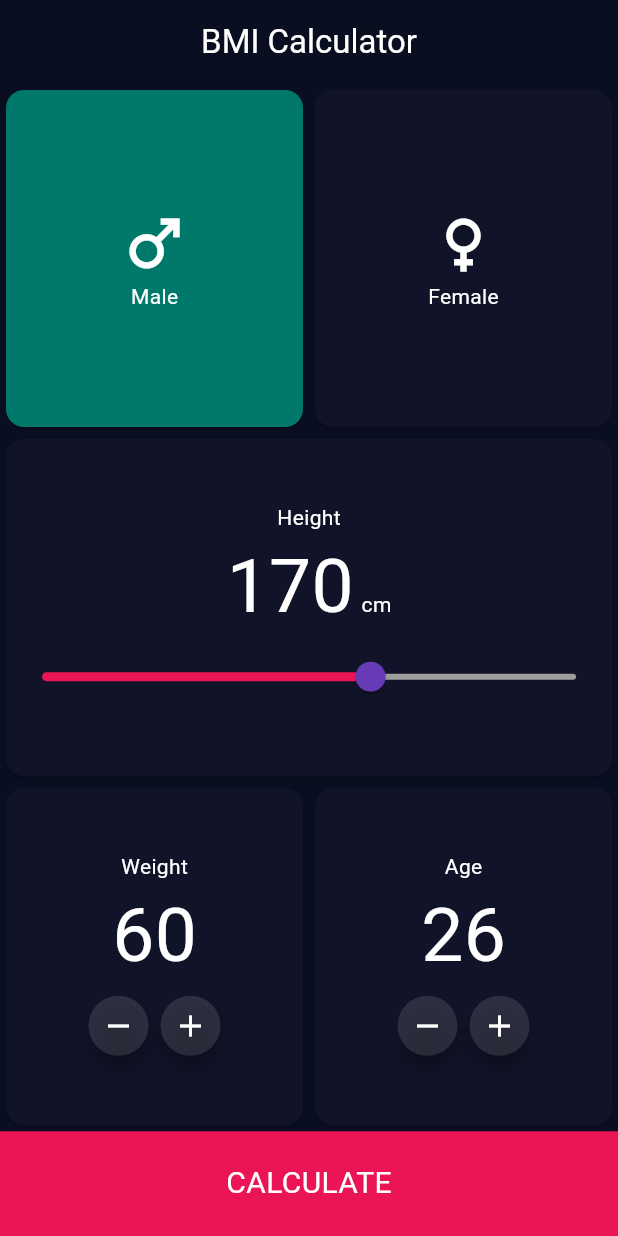
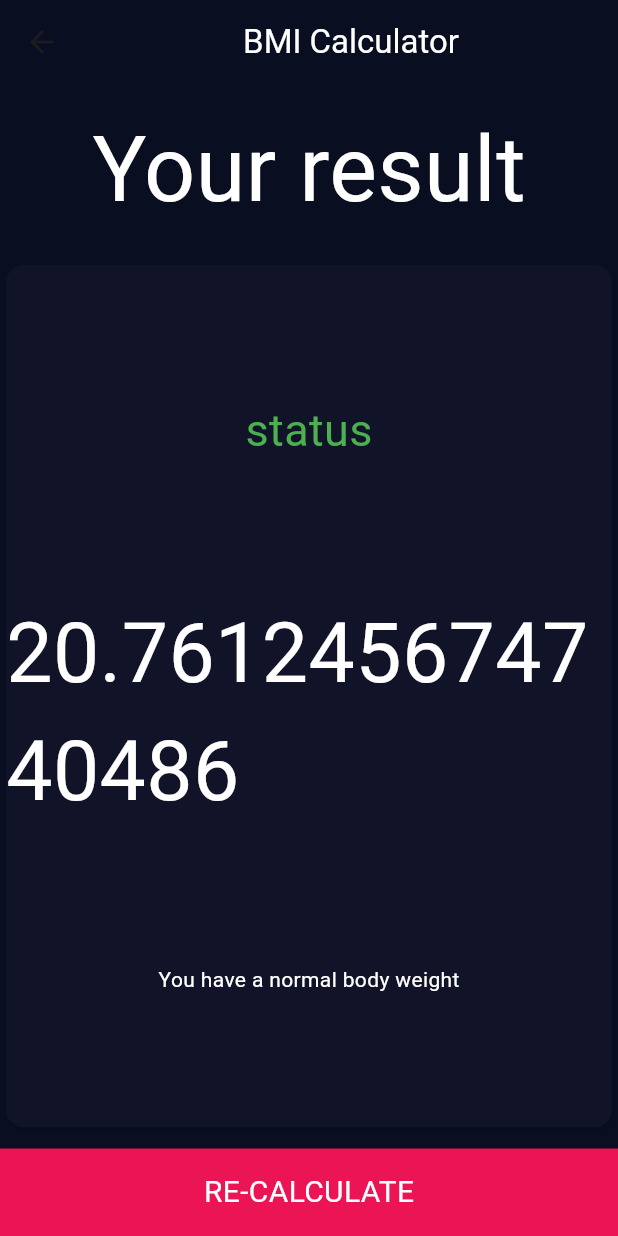
Before and after one commit to Seyam7/bmi_flutter, a Flutter app: the screen it shows after launch, after a tap on "CALCULATE", on a phone screen of 412 x 824 dp. Run offline on Flutter 3.47's test engine with Material 3 defaults, Android fonts, the phone set to English and light mode, and no system bars.

Commit message:
result showed successfully

```diff
--- a/lib/home_page.dart
+++ b/lib/home_page.dart
@@ -1,3 +1,4 @@
+import 'package:bmi_flutter/result_page.dart';
 import 'package:flutter/material.dart';
 import 'package:flutter/widgets.dart';
 
@@ -12,7 +13,7 @@ class _HomePageState extends State<HomePage> {
   Color bgColor = Color(0xff0A0E21);
   Color cardColor = Color(0xff111328);
   Color buttonColor = Color(0xffEB1555);
-  Color fontColor = Color(0xff9D9EA6);
+
   bool isMale=true;
   int weight=60;
   int age = 26;
@@ -217,7 +218,9 @@ class _HomePageState extends State<HomePage> {
                 double h  = height/100;
                 double hSquare = h*h;
                 double result = weight/hSquare;
+                //String res=result.toStringAsFixed(2);
                 print('Our result is: ${result}');
+                Navigator.push(context, MaterialPageRoute(builder: (context)=> ResultPage(result)));
               },
               child: Container(
                 color: buttonColor,
--- /dev/null
+++ b/lib/result_page.dart
@@ -0,0 +1,76 @@
+import 'package:flutter/material.dart';
+
+class ResultPage extends StatelessWidget {
+
+  Color bgColor = Color(0xff0A0E21);
+  Color cardColor = Color(0xff111328);
+  Color buttonColor = Color(0xffEB1555);
+
+  late final double result;
+  ResultPage(this.result);
+
+  @override
+  Widget build(BuildContext context) {
+    String status;
+    if(result > 18.5){
+      status='Underweight';
+    }
+    else if(result>=18.5 && 25>result){
+      status='Normal';
+    }
+    else if(result>=25){
+      status='Overweight';
+    }
+    return Scaffold(
+      backgroundColor: bgColor,
+      appBar: AppBar(
+        backgroundColor: bgColor,
+        title: Center(
+          child: Text(
+            'BMI Calculator',
+            style: TextStyle(
+              color: Colors.white,
+            ),
+          ),
+        ),
+      ),
+      body: Column(
+        mainAxisAlignment: MainAxisAlignment.spaceBetween,
+        //crossAxisAlignment: CrossAxisAlignment.center,
+        children: [
+          Expanded(
+            flex: 2,
+            child: Center(child: Text('Your result',style: TextStyle(fontSize: 60,color: Colors.white),)),
+          ),
+          Expanded(
+            flex: 10,
+            child: Card(
+              color: cardColor,
+              child: Column(
+                mainAxisAlignment: MainAxisAlignment.spaceEvenly,
+                children: [
+                  Text('status',style: TextStyle(color: Colors.green,fontSize: 30),),
+                  Text('$result',style: TextStyle(color: Colors.white,fontSize: 55),),
+                  Text('You have a normal body weight',style: TextStyle(color: Colors.white,),),
+                ],
+              ),
+            ),
+          ),
+          SizedBox(height: 10,),
+          Expanded(
+            flex: 1,
+            child: InkWell(
+              onTap: (){
+                Navigator.pop(context);
+              },
+              child: Container(
+                color: Color(0xffEB1555),
+                child: Center(child: Text('RE-CALCULATE',style: TextStyle(fontSize: 20,color: Colors.white),),),
+              ),
+            ),
+          ),
+        ],
+      ),
+    );
+  }
+}
```
